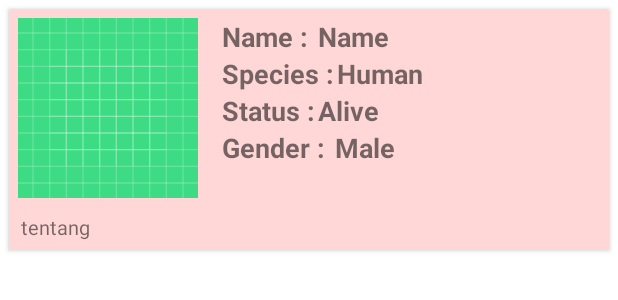
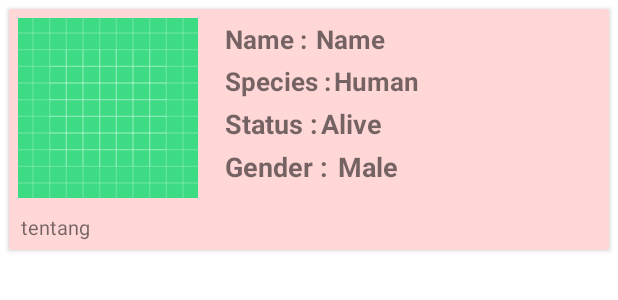
Before and after one commit to Mobile-Programming-MDP/project-akhir-pab-1-hunter-tech, an Android app: the layout list_item_karakter.xml on its own in the app's theme, with its tools: preview values and no code run, on a phone screen of 412 x 824 dp. Shown: the top 300 px of the screen. Run offline under Robolectric (Android 15) with nearby library versions, the phone set to English and light mode, and no system bars.

Commit message:
Update Layout

```diff
--- a/app/src/main/res/layout/activity_detail.xml
+++ b/app/src/main/res/layout/activity_detail.xml
@@ -14,7 +14,7 @@
         <ImageView
             android:id="@+id/iv_image"
             android:layout_width="match_parent"
-            android:layout_height="wrap_content"
+            android:layout_height="250dp"
             android:src="@drawable/ic_launcher_background"/>
 
         <TextView
@@ -31,7 +31,8 @@
             android:layout_height="wrap_content"
             android:text="Tentang"
             style="@style/TextAppearance.AppCompat.Medium"
-            android:justificationMode="inter_word"/>
+            android:justificationMode="inter_word"
+            android:padding="15dp"/>
     </LinearLayout>
 
 </ScrollView>
--- a/app/src/main/res/layout/list_item_karakter.xml
+++ b/app/src/main/res/layout/list_item_karakter.xml
@@ -13,54 +13,15 @@
         android:orientation="vertical"
         android:padding="6dp">
 
-        <ImageView
-            android:id="@+id/iv_image"
-            android:layout_width="120dp"
-            android:layout_height="120dp"
-            android:background="@drawable/ic_launcher_background" />
-
-        <TextView
-            android:id="@+id/name"
-            android:layout_width="wrap_content"
+        <RelativeLayout
+            android:id="@+id/rl_name"
+            android:layout_width="match_parent"
             android:layout_height="wrap_content"
-            android:layout_marginLeft="16dp"
-            android:layout_toRightOf="@id/iv_image"
-            android:text="Name : "
-            android:textSize="18sp"
-            android:textStyle="bold" />
-
-        <TextView
-            android:id="@+id/species"
-            android:layout_width="wrap_content"
-            android:layout_height="wrap_content"
-            android:layout_below="@id/name"
-            android:layout_marginLeft="16dp"
-            android:layout_toRightOf="@id/iv_image"
-            android:text="Species :"
-            android:textSize="18sp"
-            android:textStyle="bold" />
-
-        <TextView
-            android:id="@+id/status"
-            android:layout_width="wrap_content"
-            android:layout_height="wrap_content"
-            android:layout_below="@id/species"
-            android:layout_marginLeft="16dp"
-            android:layout_toRightOf="@id/iv_image"
-            android:text="Status :"
-            android:textSize="18sp"
-            android:textStyle="bold" />
-
-        <TextView
-            android:id="@+id/gender"
-            android:layout_width="wrap_content"
-            android:layout_height="wrap_content"
-            android:layout_below="@+id/status"
-            android:layout_marginLeft="16dp"
-            android:layout_toRightOf="@id/iv_image"
-            android:text="Gender : "
-            android:textSize="18sp"
-            android:textStyle="bold" />
+            android:background="#FFD7D7"
+            android:backgroundTint="#FFD7D7"
+            android:orientation="vertical"
+            android:padding="2dp"
+            android:layout_toRightOf="@+id/iv_image">
 
             <TextView
                 android:id="@+id/tv_name"
@@ -69,17 +30,70 @@
                 android:layout_marginLeft="2dp"
                 android:layout_toRightOf="@id/name"
                 android:text="Name"
-            android:textSize="18sp"
+                android:textSize="17dp"
+                android:textStyle="bold"
+                android:maxLines="1"/>
+
+            <TextView
+                android:id="@+id/name"
+                android:layout_width="wrap_content"
+                android:layout_height="wrap_content"
+                android:layout_marginLeft="16dp"
+                android:text="Name : "
+                android:textSize="17dp"
+                android:textStyle="bold"/>
+
+        </RelativeLayout>
+
+        <RelativeLayout
+            android:id="@+id/rl_species"
+            android:layout_width="match_parent"
+            android:layout_height="wrap_content"
+            android:background="#FFD7D7"
+            android:backgroundTint="#FFD7D7"
+            android:orientation="vertical"
+            android:padding="2dp"
+            android:layout_toRightOf="@+id/iv_image"
+            android:layout_below="@+id/rl_name">
+
+            <TextView
+                android:id="@+id/species"
+                android:layout_width="wrap_content"
+                android:layout_height="wrap_content"
+                android:layout_marginLeft="16dp"
+                android:text="Species :"
+                android:textSize="17dp"
                 android:textStyle="bold" />
 
             <TextView
                 android:id="@+id/tv_species"
                 android:layout_width="wrap_content"
                 android:layout_height="wrap_content"
-            android:layout_below="@id/tv_name"
                 android:layout_marginLeft="2dp"
                 android:layout_toRightOf="@id/species"
                 android:text="Human"
+                android:textSize="17dp"
+                android:textStyle="bold" />
+
+        </RelativeLayout>
+
+        <RelativeLayout
+            android:id="@+id/rl_status"
+            android:layout_width="match_parent"
+            android:layout_height="wrap_content"
+            android:background="#FFD7D7"
+            android:backgroundTint="#FFD7D7"
+            android:orientation="vertical"
+            android:padding="2dp"
+            android:layout_toRightOf="@+id/iv_image"
+            android:layout_below="@+id/rl_species">
+
+            <TextView
+                android:id="@+id/status"
+                android:layout_width="wrap_content"
+                android:layout_height="wrap_content"
+                android:layout_marginLeft="16dp"
+                android:text="Status :"
                 android:textSize="18sp"
                 android:textStyle="bold" />
 
@@ -87,10 +101,31 @@
                 android:id="@+id/tv_status"
                 android:layout_width="wrap_content"
                 android:layout_height="wrap_content"
-            android:layout_below="@id/tv_species"
                 android:layout_marginLeft="2dp"
                 android:layout_toRightOf="@id/status"
                 android:text="Alive"
+                android:textSize="18sp"
+                android:textStyle="bold" />
+
+        </RelativeLayout>
+
+        <RelativeLayout
+            android:id="@+id/rl_gender"
+            android:layout_width="match_parent"
+            android:layout_height="wrap_content"
+            android:background="#FFD7D7"
+            android:backgroundTint="#FFD7D7"
+            android:orientation="vertical"
+            android:padding="2dp"
+            android:layout_toRightOf="@+id/iv_image"
+            android:layout_below="@+id/rl_status">
+
+            <TextView
+                android:id="@+id/gender"
+                android:layout_width="wrap_content"
+                android:layout_height="wrap_content"
+                android:layout_marginLeft="16dp"
+                android:text="Gender : "
                 android:textSize="18sp"
                 android:textStyle="bold" />
 
@@ -98,12 +133,19 @@
                 android:id="@+id/tv_gender"
                 android:layout_width="wrap_content"
                 android:layout_height="wrap_content"
-            android:layout_below="@id/tv_status"
                 android:layout_marginLeft="2dp"
                 android:layout_toRightOf="@id/gender"
                 android:text="Male"
                 android:textSize="18sp"
                 android:textStyle="bold" />
+
+        </RelativeLayout>
+
+        <ImageView
+            android:id="@+id/iv_image"
+            android:layout_width="120dp"
+            android:layout_height="120dp"
+            android:background="@drawable/ic_launcher_background" />
 
         <TextView
             android:id="@+id/tv_tentang"
```
Lines whose indentation alone changed are shown as unchanged.
